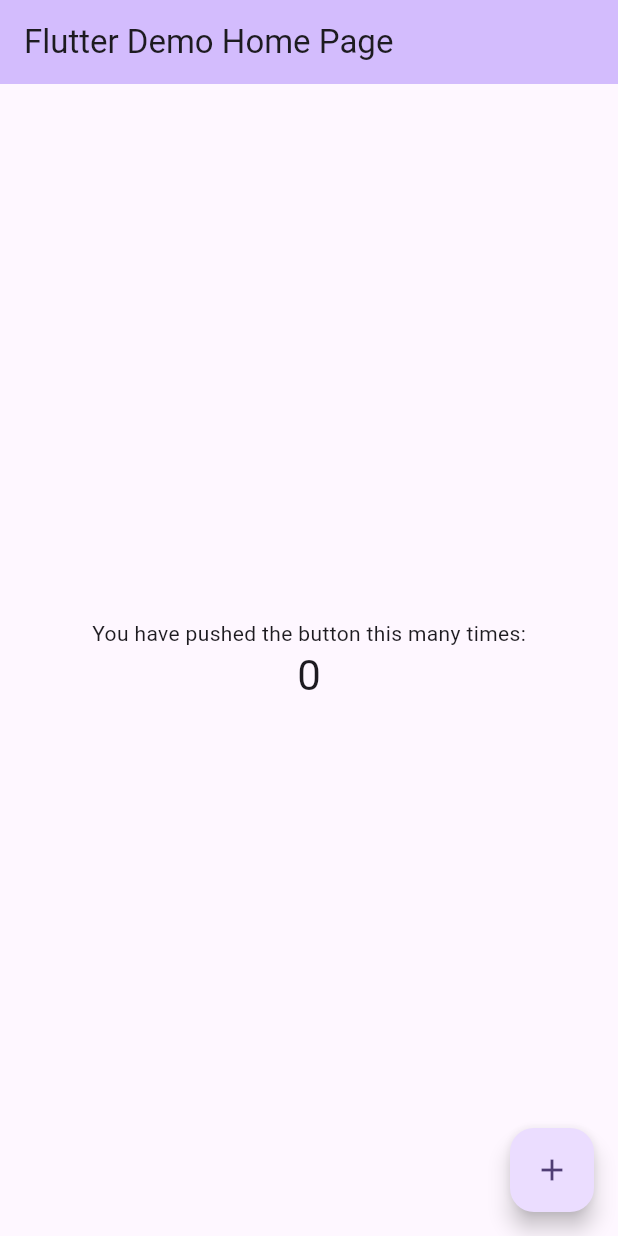
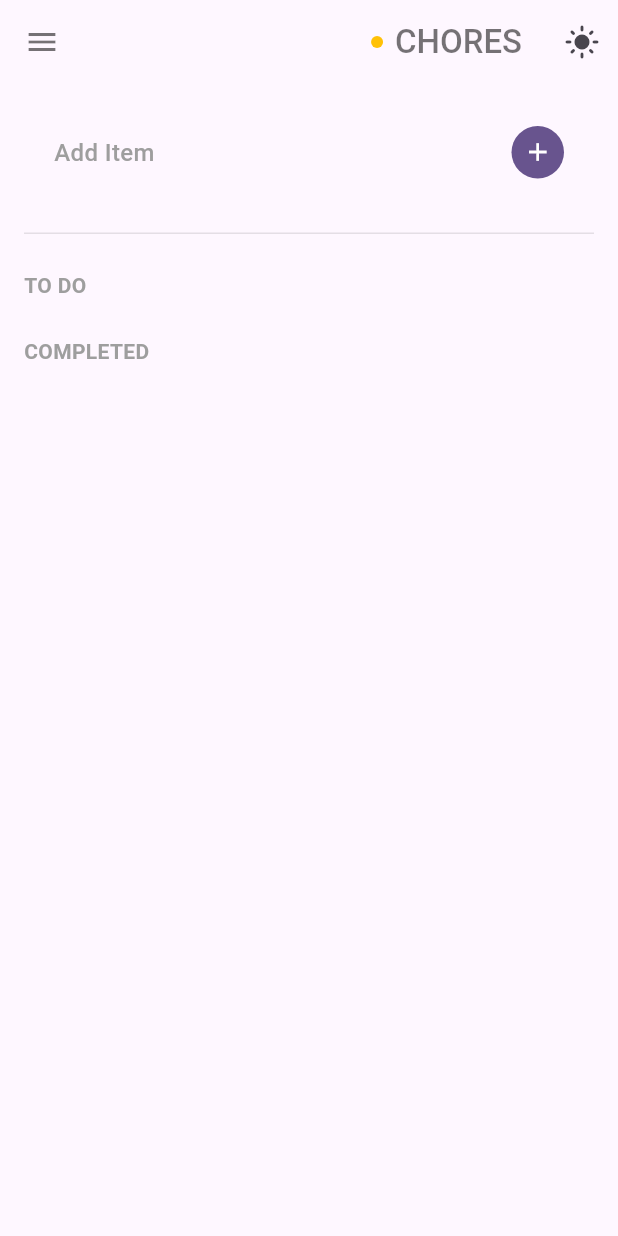
Before and after one commit to milenevi/todo_app, a Flutter app: the screen it shows after launch, on a phone screen of 412 x 824 dp. Run offline on Flutter 3.47's test engine with Material 3 defaults, Android fonts, the phone set to English and light mode, and no system bars.

Commit message:
feat: add TodoListScreen e ajuste na main

```diff
--- a/lib/main.dart
+++ b/lib/main.dart
@@ -1,4 +1,5 @@
 import 'package:flutter/material.dart';
+import 'package:todo_app/screens/todo_list_creen.dart';
 
 void main() {
   runApp(const MyApp());
@@ -7,116 +8,14 @@ void main() {
 class MyApp extends StatelessWidget {
   const MyApp({super.key});
 
-  // This widget is the root of your application.
   @override
   Widget build(BuildContext context) {
     return MaterialApp(
-      title: 'Flutter Demo',
+      title: 'Todo App',
       theme: ThemeData(
-        // This is the theme of your application.
-        //
-        // TRY THIS: Try running your application with "flutter run". You'll see
-        // the application has a purple toolbar. Then, without quitting the app,
-        // try changing the seedColor in the colorScheme below to Colors.green
-        // and then invoke "hot reload" (save your changes or press the "hot
-        // reload" button in a Flutter-supported IDE, or press "r" if you used
-        // the command line to start the app).
-        //
-        // Notice that the counter didn't reset back to zero; the application
-        // state is not lost during the reload. To reset the state, use hot
-        // restart instead.
-        //
-        // This works for code too, not just values: Most code changes can be
-        // tested with just a hot reload.
         colorScheme: ColorScheme.fromSeed(seedColor: Colors.deepPurple),
       ),
-      home: const MyHomePage(title: 'Flutter Demo Home Page'),
+      home: const TodoListScreen(),
     );
   }
 }
-
-class MyHomePage extends StatefulWidget {
-  const MyHomePage({super.key, required this.title});
-
-  // This widget is the home page of your application. It is stateful, meaning
-  // that it has a State object (defined below) that contains fields that affect
-  // how it looks.
-
-  // This class is the configuration for the state. It holds the values (in this
-  // case the title) provided by the parent (in this case the App widget) and
-  // used by the build method of the State. Fields in a Widget subclass are
-  // always marked "final".
-
-  final String title;
-
-  @override
-  State<MyHomePage> createState() => _MyHomePageState();
-}
-
-class _MyHomePageState extends State<MyHomePage> {
-  int _counter = 0;
-
-  void _incrementCounter() {
-    setState(() {
-      // This call to setState tells the Flutter framework that something has
-      // changed in this State, which causes it to rerun the build method below
-      // so that the display can reflect the updated values. If we changed
-      // _counter without calling setState(), then the build method would not be
-      // called again, and so nothing would appear to happen.
-      _counter++;
-    });
-  }
-
-  @override
-  Widget build(BuildContext context) {
-    // This method is rerun every time setState is called, for instance as done
-    // by the _incrementCounter method above.
-    //
-    // The Flutter framework has been optimized to make rerunning build methods
-    // fast, so that you can just rebuild anything that needs updating rather
-    // than having to individually change instances of widgets.
-    return Scaffold(
-      appBar: AppBar(
-        // TRY THIS: Try changing the color here to a specific color (to
-        // Colors.amber, perhaps?) and trigger a hot reload to see the AppBar
-        // change color while the other colors stay the same.
-        backgroundColor: Theme.of(context).colorScheme.inversePrimary,
-        // Here we take the value from the MyHomePage object that was created by
-        // the App.build method, and use it to set our appbar title.
-        title: Text(widget.title),
-      ),
-      body: Center(
-        // Center is a layout widget. It takes a single child and positions it
-        // in the middle of the parent.
-        child: Column(
-          // Column is also a layout widget. It takes a list of children and
-          // arranges them vertically. By default, it sizes itself to fit its
-          // children horizontally, and tries to be as tall as its parent.
-          //
-          // Column has various properties to control how it sizes itself and
-          // how it positions its children. Here we use mainAxisAlignment to
-          // center the children vertically; the main axis here is the vertical
-          // axis because Columns are vertical (the cross axis would be
-          // horizontal).
-          //
-          // TRY THIS: Invoke "debug painting" (choose the "Toggle Debug Paint"
-          // action in the IDE, or press "p" in the console), to see the
-          // wireframe for each widget.
-          mainAxisAlignment: MainAxisAlignment.center,
-          children: <Widget>[
-            const Text('You have pushed the button this many times:'),
-            Text(
-              '$_counter',
-              style: Theme.of(context).textTheme.headlineMedium,
-            ),
-          ],
-        ),
-      ),
-      floatingActionButton: FloatingActionButton(
-        onPressed: _incrementCounter,
-        tooltip: 'Increment',
-        child: const Icon(Icons.add),
-      ), // This trailing comma makes auto-formatting nicer for build methods.
-    );
-  }
-}
--- /dev/null
+++ b/lib/screens/todo_list_creen.dart
@@ -0,0 +1,164 @@
+import 'package:flutter/material.dart';
+
+class TodoListScreen extends StatefulWidget {
+  const TodoListScreen({Key? key}) : super(key: key);
+
+  @override
+  State<TodoListScreen> createState() => _TodoListScreenState();
+}
+
+class _TodoListScreenState extends State<TodoListScreen> {
+  final _textController = TextEditingController();
+
+  @override
+  void initState() {
+    super.initState();
+  }
+
+  @override
+  void dispose() {
+    _textController.dispose();
+    super.dispose();
+  }
+
+  @override
+  Widget build(BuildContext context) {
+    return Scaffold(
+      appBar: AppBar(
+        elevation: 0,
+        leading: IconButton(
+          icon: Icon(
+            Icons.menu,
+            color: Theme.of(context).brightness == Brightness.dark
+                ? Colors.white54
+                : Colors.black54,
+          ),
+          onPressed: () {
+          },
+        ),
+        title: Row(
+          mainAxisAlignment: MainAxisAlignment.end,
+          children: [
+            Container(
+              width: 8,
+              height: 8,
+              decoration: const BoxDecoration(
+                color: Colors.amber,
+                shape: BoxShape.circle,
+              ),
+            ),
+            const SizedBox(width: 8),
+            Text(
+              'CHORES',
+              style: TextStyle(
+                color: Theme.of(context).brightness == Brightness.dark
+                    ? Colors.white54
+                    : Colors.black54,
+                fontWeight: FontWeight.w500,
+              ),
+            ),
+          ],
+        ),
+        actions: [
+          IconButton(
+            icon: Icon(
+                Icons.light_mode
+            ),
+            onPressed: () {
+
+            },
+          ),
+        ],
+      ),
+      body:
+
+      Padding(
+            padding: const EdgeInsets.all(16.0),
+            child: Column(
+              children: [
+                Container(
+                  padding:
+                  const EdgeInsets.symmetric(horizontal: 20, vertical: 12),
+                  decoration: BoxDecoration(
+                    borderRadius: BorderRadius.circular(30),
+                  ),
+                  child: Row(
+                    children: [
+                      const Expanded(
+                        child: Text(
+                          'Add Item',
+                          style: TextStyle(
+                            color: Colors.grey,
+                            fontSize: 16,
+                            fontWeight: FontWeight.w500,
+                          ),
+                        ),
+                      ),
+                      Container(
+                        width: 35,
+                        height: 35,
+                        decoration: BoxDecoration(
+                          shape: BoxShape.circle,
+                          color: Theme.of(context).colorScheme.primary,
+                        ),
+                        child: Center(
+                          child: IconButton(
+                            icon: const Icon(Icons.add, size: 20),
+                            padding: EdgeInsets.zero,
+                            constraints: const BoxConstraints(),
+                            onPressed: (){},
+                            color: Colors.white,
+                          ),
+                        ),
+                      ),
+                    ],
+                  ),
+                ),
+                const SizedBox(height: 24),
+                Container(
+                  height: 1,
+                  decoration: BoxDecoration(
+                    color: Theme.of(context).brightness == Brightness.dark
+                        ? Colors.white.withOpacity(0.1)
+                        : Colors.black.withOpacity(0.1),
+                  ),
+                ),
+                const SizedBox(height: 24),
+                Expanded(
+                  child: ListView(
+                    children: [
+
+                        const Align(
+                          alignment: Alignment.centerLeft,
+                          child: Text(
+                            'TO DO',
+                            style: TextStyle(
+                              color: Colors.grey,
+                              fontWeight: FontWeight.bold,
+                            ),
+                          ),
+                        ),
+                        const SizedBox(height: 8),
+                        //incompleteTodos
+                        const SizedBox(height: 16),
+                        const Align(
+                          alignment: Alignment.centerLeft,
+                          child: Text(
+                            'COMPLETED',
+                            style: TextStyle(
+                              color: Colors.grey,
+                              fontWeight: FontWeight.bold,
+                            ),
+                          ),
+                        ),
+                        const SizedBox(height: 8),
+                       //completedTodos
+                      ],
+                  ),
+                ),
+              ],
+            ),
+          )
+    );
+  }
+}
```
Also changed, not shown: 1 other file.
